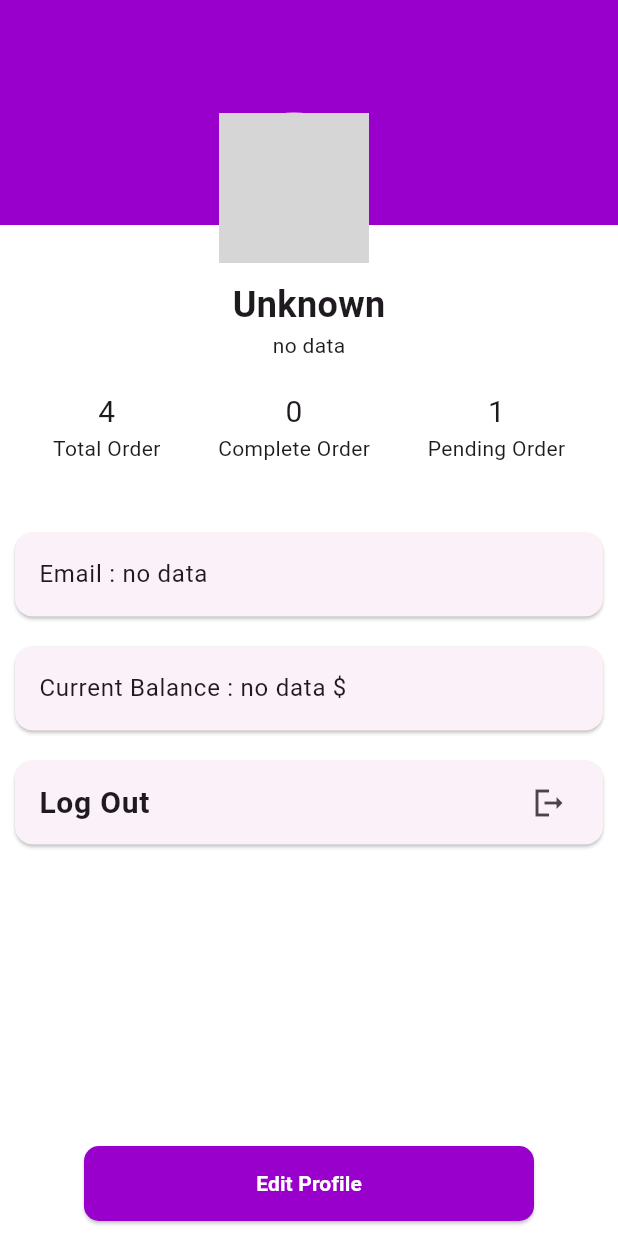
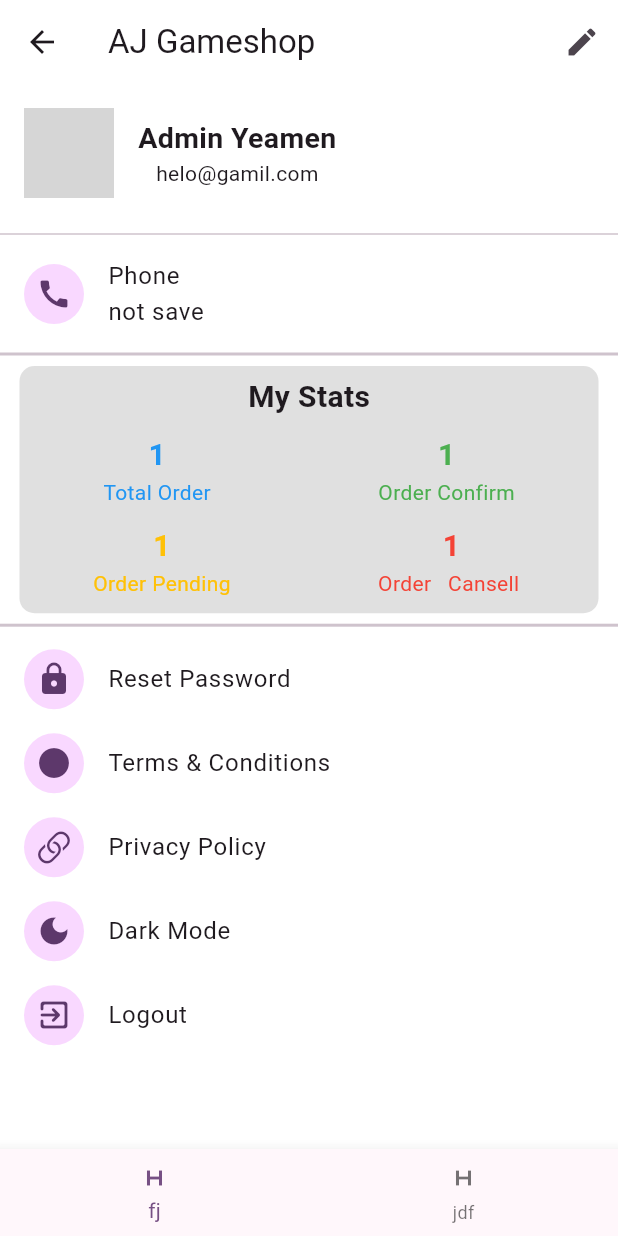
Before and after one commit to kgcemon/ajgameshop, a Flutter app: the ProfileScreen screen opened directly, on a phone screen of 412 x 824 dp. Run offline on Flutter 3.47's test engine with Material 3 defaults, Android fonts, the phone set to English and light mode, and no system bars; our stand-ins replace cached_network_image, device_preview, get, lottie, shared_preferences; missing offline and left inert: lecle_flutter_carousel_pro, uddoktapay; accounts and stored records are empty; network calls fail; grey boxes are pictures that could not be loaded.

Commit message:
new added history

```diff
--- a/lib/presentation/screens/main_bottam_nav_bar.dart
+++ b/lib/presentation/screens/main_bottam_nav_bar.dart
@@ -26,7 +26,7 @@ class _MainBottomNavBarScreenState extends State<MainBottomNavBarScreen> {
     const HomeScreen(),
     const OrderStatusScreen(),
     const WalletScreen(),
-    ProfileScreen()
+    const ProfileScreen()
   ];
 
   @override
--- a/lib/presentation/screens/profile_screen.dart
+++ b/lib/presentation/screens/profile_screen.dart
@@ -1,181 +1,193 @@
+import 'package:flutter/cupertino.dart';
 import 'package:flutter/material.dart';
-import 'package:get/get.dart';
-import '../state_holders/profile_controller.dart';
-import '../state_holders/user_auth_controller.dart';
-import '../utility/app_colors.dart';
-import '../widgets/profile_order_status_button.dart';
-import 'auth/signIn_screen.dart';
+
 
 class ProfileScreen extends StatelessWidget {
-  ProfileScreen({super.key});
-
-  final ProfileController _profileController = Get.find<ProfileController>();
+  const ProfileScreen({super.key});
 
   @override
   Widget build(BuildContext context) {
     return Scaffold(
-      body: SafeArea(
-        child: Column(
+      backgroundColor: Colors.white,
+      appBar: AppBar(
+        backgroundColor: Colors.white,
+        title: Text('AJ Gameshop'),
+        actions: [IconButton(onPressed: () {}, icon: Icon(Icons.edit))],
+      ),
+      body: Column(
         children: [
-            Stack(
-              clipBehavior: Clip.none,
+          Padding(
+            padding: const EdgeInsets.all(16),
+            child: Row(
               children: [
-                Container(
-                  color: AppColors.primaryColor,
-                  height: 150,
-                  width: double.infinity,
+                CircleAvatar(
+                  radius: 30,
+                  backgroundImage: NetworkImage(''),
                 ),
-                Positioned(
-                  top: 75,
-                  left: Get.width / 2 - 60,
-                  child: CircleAvatar(
-                    radius: 50,
-                    backgroundImage: NetworkImage(_profileController
-                            .userDataFromApi?.img ??
-                        'https://via.placeholder.com/150'),
+                SizedBox(
+                  width: 16,
                 ),
-                ),
-              ],
-            ),
-            const SizedBox(height: 20),
-            Padding(
-              padding: const EdgeInsets.all(16.0),
-              child: Column(
+                Column(
+                  crossAxisAlignment: CrossAxisAlignment.center,
+                  mainAxisAlignment: MainAxisAlignment.center,
                   children: [
                     Text(
-                    _profileController.userDataFromApi?.name ?? 'Unknown',
-                    style: const TextStyle(fontSize: 24, fontWeight: FontWeight.bold),
+                      'Admin Yeamen',
+                      style:
+                          TextStyle(fontSize: 19, fontWeight: FontWeight.bold),
                     ),
-                  Text(_profileController.userDataFromApi?.phone ?? 'no data'),
-                  const SizedBox(height: 20),
-                  const Row(
-                    mainAxisAlignment: MainAxisAlignment.spaceAround,
-                    children: [
-                      ProfileOrderStausButton(title: 'Total Order', count: '4'),
-                      ProfileOrderStausButton(
-                          title: 'Complete Order', count: '0'),
-                      ProfileOrderStausButton(
-                          title: 'Pending Order', count: '1'),
+                    Text('helo@gamil.com')
                   ],
                 ),
               ],
             ),
           ),
-            const SizedBox(height: 20),
-            Card(
-              margin: const EdgeInsets.all(10),
-              child: ListTile(
-                title: Text('Email : ${_profileController.userDataFromApi?.email ?? 'no data'}'),
+          Divider(
+            thickness: 1,
+          ),
+          ListTile(
+            leading: CircleAvatar(
+              child: Icon(Icons.call),
+            ),
+            title: Column(
+              crossAxisAlignment: CrossAxisAlignment.start,
+              children: [Text('Phone'), Text('not save')],
             ),
           ),
-            Card(
-              margin: const EdgeInsets.all(10),
-              child: ListTile(
-                title: Text('Current Balance : ${_profileController.userDataFromApi?.wallet  ?? 'no data'  } \$'),
+          Divider(
+            thickness: 2,
           ),
+          Container(
+            margin: EdgeInsets.symmetric(horizontal: 13),
+            height: MediaQuery.of(context).size.height * 0.20,
+            width: double.infinity,
+            decoration: BoxDecoration(
+              borderRadius: BorderRadius.circular(10),
+              color: Colors.grey.shade300,
             ),
-            Card(
-              margin: const EdgeInsets.all(10),
-              child: ListTile(
-                onTap: () async {
-                  await UserAuthController.clearUserData();
-                  if (UserAuthController.accessToken.isEmpty) {
-                    Get.off(const LoginScreen());
-                  }
-                },
-                trailing: const Icon(Icons.logout_sharp),
-                title: const Text(
-                  'Log Out',
+            child: Column(
+              children: [
+                SizedBox(
+                  height: 6,
+                ),
+                Text(
+                  'My Stats',
                   style: TextStyle(fontSize: 20, fontWeight: FontWeight.bold),
                 ),
+                SizedBox(
+                  height: 10,
                 ),
+                Row(
+                  mainAxisAlignment: MainAxisAlignment.spaceAround,
+                  children: [
+                    Column(
+                      children: [
+                        Text(
+                          '1',
+                          style: TextStyle(
+                              fontSize: 20,
+                              fontWeight: FontWeight.bold,
+                              color: Colors.blue),
                         ),
-            const Spacer(),
-            SizedBox(
-              height: 50,
-              width: 300,
-              child: ElevatedButton(
-                  style: ElevatedButton.styleFrom(
-                      backgroundColor: AppColors.primaryColor,
-                      foregroundColor: Colors.white),
-                  onPressed: () {},
-                  child: const Text(
-                    'Edit Profile',
-                    style: TextStyle(fontWeight: FontWeight.bold),
-                  )),
-            ),
-            const SizedBox(
-              height: 10,
+                        Text(
+                          'Total Order',
+                          style: TextStyle(color: Colors.blue),
                         )
                       ],
                     ),
-      ),
-    );
-  }
-
-  Expanded buildExpanded() {
-    return Expanded(
-      child: ListView.builder(
-        shrinkWrap: true,
-        itemCount: 10,
-        itemBuilder: (context, index) {
-          return Card(
-            margin: const EdgeInsets.all(10),
-            child: ExpansionTile(
-              title: const Text(
-                '95t',
-                style: TextStyle(fontWeight: FontWeight.bold),
-              ),
-              subtitle: const Text('Status: sucsses}'),
-              children: [
-                Container(
-                  width: double.infinity,
-                  decoration: const BoxDecoration(),
-                  child: const Padding(
-                    padding: EdgeInsets.all(10.0),
-                    // Add padding for better spacing
-                    child: Column(
-                      crossAxisAlignment: CrossAxisAlignment.start,
+                    Column(
                       children: [
                         Text(
-                          'Date',
+                          '1',
                           style: TextStyle(
-                              fontWeight: FontWeight.bold, fontSize: 16),
+                              fontSize: 20,
+                              fontWeight: FontWeight.bold,
+                              color: Colors.green),
                         ),
                         Text(
-                          '${202020}',
-                        ),
-                        SizedBox(height: 19),
-                        Text(
-                          'Product',
-                          style: TextStyle(
-                              fontWeight: FontWeight.bold, fontSize: 16),
-                        ),
-                        Text('dimond 100'),
-                        SizedBox(height: 10),
-                        Text(
-                          'Prich',
-                          style: TextStyle(
-                              fontWeight: FontWeight.bold, fontSize: 16),
-                        ),
-                        Text('100'),
-                        SizedBox(height: 10),
-                        Text(
-                          'Mesege',
-                          style: TextStyle(
-                              fontWeight: FontWeight.bold, fontSize: 16),
-                        ),
-                        Text(
-                          'Plase your order',
+                          'Order Confirm',
+                          style: TextStyle(color: Colors.green),
+                        )
+                      ],
                     )
                   ],
                 ),
+                Spacer(),
+                Row(
+                  mainAxisAlignment: MainAxisAlignment.spaceAround,
+                  children: [
+                    Column(
+                      children: [
+                        Text(
+                          '1',
+                          style: TextStyle(
+                              fontSize: 20,
+                              fontWeight: FontWeight.bold,
+                              color: Colors.amber),
                         ),
+                        Text(
+                          'Order Pending',
+                          style: TextStyle(color: Colors.amber),
+                        )
+                      ],
+                    ),
+                    Column(
+                      children: [
+                        Text(
+                          '1',
+                          style: TextStyle(
+                              fontSize: 20,
+                              fontWeight: FontWeight.bold,
+                              color: Colors.red),
+                        ),
+                        Text(
+                          'Order   Cansell ',
+                          style: TextStyle(color: Colors.red),
+                        )
+                      ],
+                    )
+                  ],
+                ),
+                SizedBox(
+                  height: 10,
                 ),
               ],
             ),
-          );
-        },
+          ),
+          Divider(
+            thickness: 2,
+          ),
+          ListTile(
+            leading: CircleAvatar(child: Icon(Icons.lock)),
+            title: Text('Reset Password'),
+          ),
+          ListTile(
+            leading: CircleAvatar(child: Icon(Icons.circle)),
+            title: Text('Terms & Conditions'),
+          ),
+          ListTile(
+            leading: CircleAvatar(child: Icon(CupertinoIcons.link)),
+            title: Text('Privacy Policy'),
+          ),
+          ListTile(
+            leading: CircleAvatar(child: Icon(Icons.dark_mode)),
+            title: Text('Dark Mode'),
+          ),
+          ListTile(
+            leading: CircleAvatar(child: Icon(Icons.exit_to_app_rounded)),
+            title: Text('Logout'),
+          )
+        ],
+      ),
+      bottomNavigationBar: BottomNavigationBar(
+        items: [
+          BottomNavigationBarItem(icon: Icon(Icons.h_mobiledata), label: 'fj'),
+          BottomNavigationBarItem(
+              icon: Icon(
+                Icons.h_mobiledata,
+              ),
+              label: 'jdf')
+        ],
       ),
     );
   }
```
Lines whose indentation alone changed are shown as unchanged.
